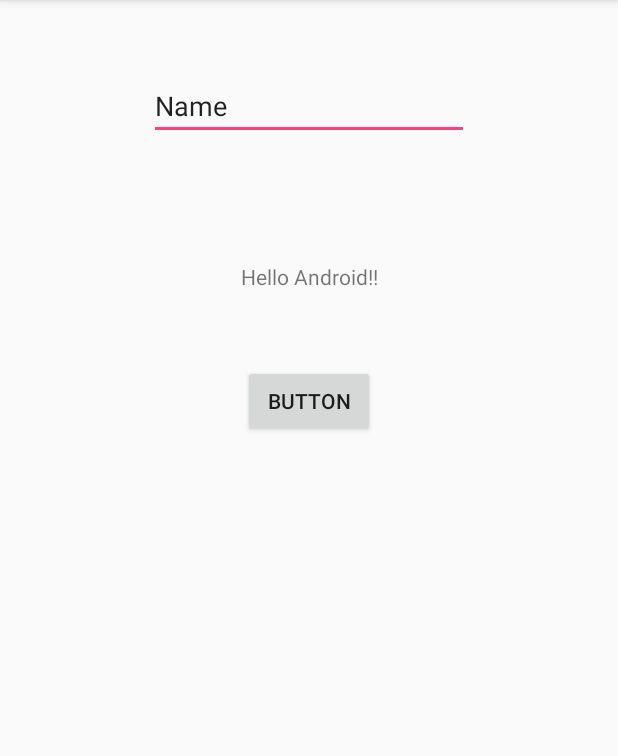
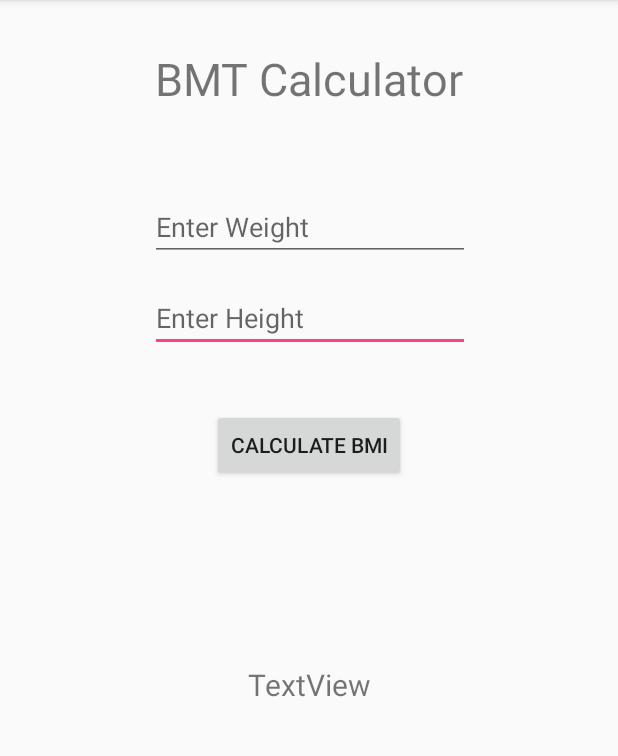
Before and after one commit to MumAroi/android-test, an Android app: the screen it shows after launch (MainActivity), on a phone screen of 412 x 824 dp, the part 84-840 px from its top. Run offline under Robolectric (Android 15) with nearby library versions, the phone set to English and light mode, and no system bars.

Commit message:
BMI layout

```diff
--- a/MyNewApp/app/src/main/res/layout/activity_main.xml
+++ b/MyNewApp/app/src/main/res/layout/activity_main.xml
@@ -6,46 +6,67 @@
     android:layout_height="match_parent"
     tools:context="com.example.paramas_wae.mynewapp.MainActivity">
 
+
     <TextView
-        android:id="@+id/message"
+        android:id="@+id/textView"
+        android:textSize="30dp"
         android:layout_width="wrap_content"
         android:layout_height="wrap_content"
-        android:text="Hello Android!!"
-        app:layout_constraintBottom_toBottomOf="parent"
-        app:layout_constraintHorizontal_bias="0.501"
+        android:text="BMT Calculator"
+        tools:layout_constraintTop_creator="1"
+        android:layout_marginTop="32dp"
+        app:layout_constraintTop_toTopOf="parent"
+        app:layout_constraintRight_toRightOf="parent"
         app:layout_constraintLeft_toLeftOf="parent"
+        tools:layout_constraintRight_creator="1"
+        tools:layout_constraintLeft_creator="1" />
+
+    <EditText
+        android:id="@+id/userHeight"
+        android:layout_width="wrap_content"
+        android:layout_height="wrap_content"
+        android:ems="10"
+        android:inputType="number"
+        android:layout_marginTop="15dp"
+        android:hint="Enter Height"
+        app:layout_constraintTop_toBottomOf="@+id/userWeight"
+        tools:layout_constraintRight_creator="1"
         app:layout_constraintRight_toRightOf="parent"
-        tools:layout_constraintRight_creator="1"
         tools:layout_constraintLeft_creator="1"
-        android:layout_marginTop="8dp"
-        app:layout_constraintTop_toBottomOf="@+id/usermessage"
-        app:layout_constraintVertical_bias="0.113" />
+        app:layout_constraintLeft_toLeftOf="parent"
+        app:layout_constraintHorizontal_bias="0.502" />
+
+    <EditText
+        android:id="@+id/userWeight"
+        android:layout_width="wrap_content"
+        android:layout_height="wrap_content"
+        android:ems="10"
+        android:inputType="number"
+        android:hint="Enter Weight"
+        app:layout_constraintRight_toRightOf="parent"
+        app:layout_constraintLeft_toLeftOf="parent"
+        app:layout_constraintHorizontal_bias="0.502"
+        android:layout_marginTop="56dp"
+        app:layout_constraintTop_toBottomOf="@+id/textView" />
 
     <Button
         android:id="@+id/button"
         android:layout_width="wrap_content"
         android:layout_height="wrap_content"
-        android:layout_marginTop="49dp"
-        android:onClick="buttononClick"
-        android:text="Button"
-        app:layout_constraintLeft_toLeftOf="parent"
+        android:text="Calculate BMI"
+        android:layout_marginTop="38dp"
+        app:layout_constraintTop_toBottomOf="@+id/userHeight"
         app:layout_constraintRight_toRightOf="parent"
-        app:layout_constraintTop_toBottomOf="@+id/message"
-        tools:layout_constraintRight_creator="1"
-        tools:layout_constraintLeft_creator="1" />
+        app:layout_constraintLeft_toLeftOf="parent" />
 
-    <EditText
-        android:id="@+id/usermessage"
+    <TextView
+        android:id="@+id/userBMI"
         android:layout_width="wrap_content"
         android:layout_height="wrap_content"
-        android:ems="10"
-        android:inputType="textPersonName"
-        android:text="Name"
-        app:layout_constraintTop_toTopOf="parent"
-        android:layout_marginTop="48dp"
-        tools:layout_constraintRight_creator="1"
+        android:text="TextView"
+        android:layout_marginTop="122dp"
+        android:textSize="20dp"
+        app:layout_constraintTop_toBottomOf="@+id/button"
         app:layout_constraintRight_toRightOf="parent"
-        tools:layout_constraintLeft_creator="1"
         app:layout_constraintLeft_toLeftOf="parent" />
-
 </android.support.constraint.ConstraintLayout>
```
